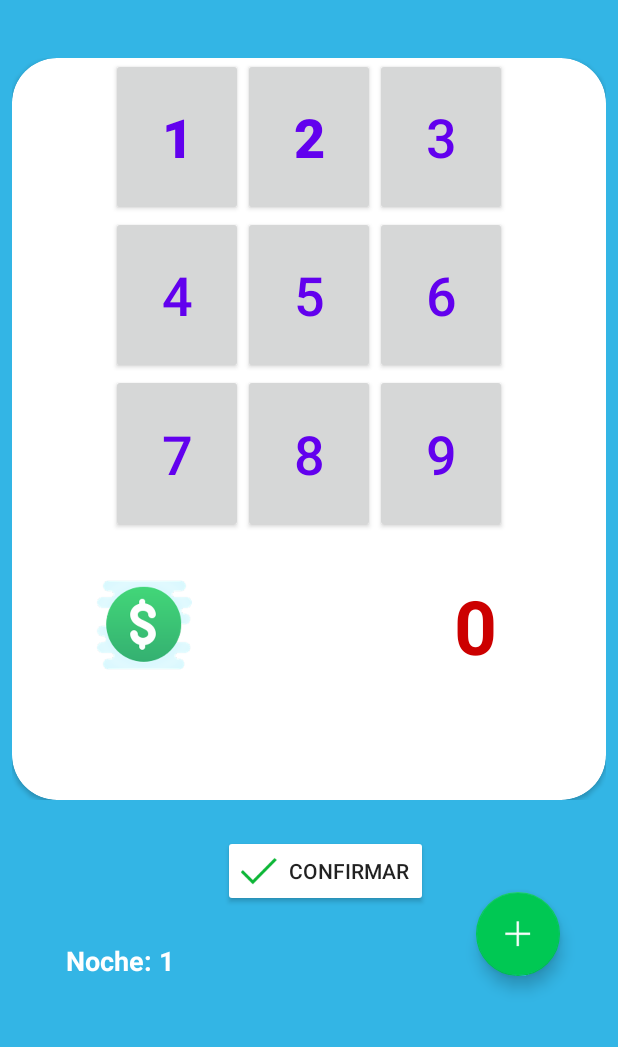
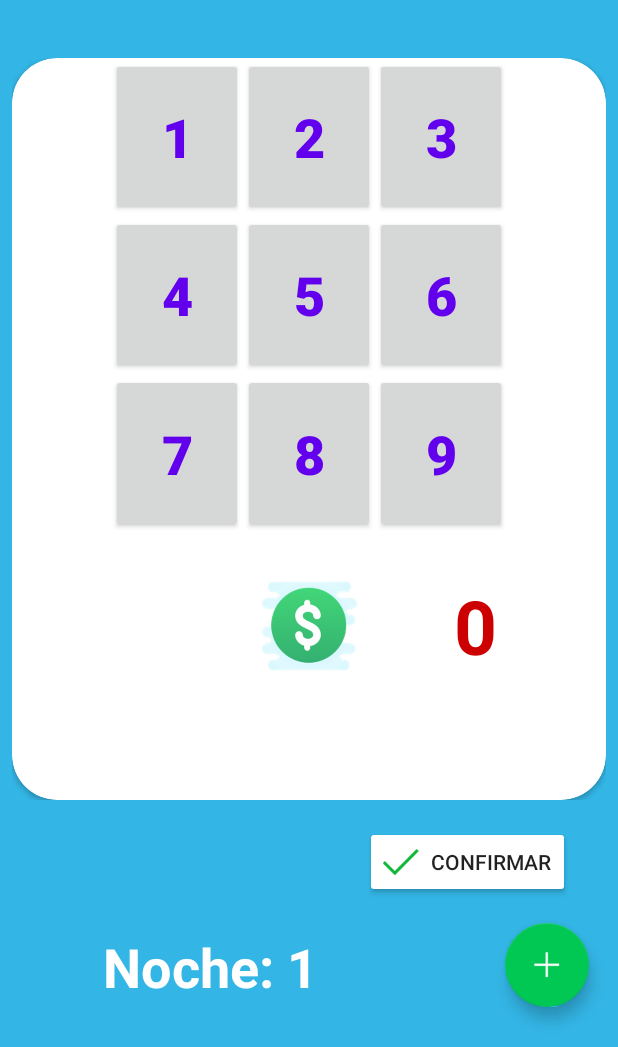
Before and after one commit to emproducciones2257/entradasPapi, an Android app: the MainActivity screen opened directly, with no data from a screen before it, on a phone screen of 412 x 824 dp, the part 189-1236 px from its top. Run offline under Robolectric (Android 15) with nearby library versions, the phone set to English and light mode, and no system bars; our stand-ins replace Room's generated code.

Commit message:
Listo, falta la impresion

```diff
--- a/app/src/main/java/com/emproducciones/entradaspapi/UI/MainActivity.java
+++ b/app/src/main/java/com/emproducciones/entradaspapi/UI/MainActivity.java
@@ -112,4 +112,15 @@ public class MainActivity extends AppCompatActivity {
         intent.putExtra(android.content.Intent.EXTRA_TEXT,textToPrint);
         startActivity(intent);
     }
+
+    @Override
+    protected void onStart() {
+        super.onStart();
+        gestionNocheFecha mod = new gestionNocheFecha();
+        gestionNocheFecha fe = mod.verificarFecha(fechaActual(),getApplication());
+
+        if(fe.getNumeroNoche()!= MainActivity.fechaBD.getNumeroNoche()){
+            txtNroNoche.setText("Noche: "+ fe.getNumeroNoche());
+        }
+    }
 }
--- a/app/src/main/java/com/emproducciones/entradaspapi/entradasNocheVigenteReal.java
+++ b/app/src/main/java/com/emproducciones/entradaspapi/entradasNocheVigenteReal.java
@@ -37,10 +37,12 @@ public class entradasNocheVigenteReal extends AppCompatActivity {
     public void cerrarNoche(View view){
         //metodo que finaliza la venta de entradas de la noche y carga al registro de entradas totales
 
-        // pongo la fecha en false
+        // pongo la fecha en false y cargo fecha nueva
         gestionNocheFecha fechaParaCerrar = MainActivity.fechaBD;
         fechaParaCerrar.setEstado(0);
         respositorio.cerrarNoche(fechaParaCerrar);
+        gestionNocheFecha a = respositorio.obtenerUltimaFecha();
+        respositorio.registrarNoche(new gestionNocheFecha(MainActivity.fechaActual().toString(),a.getNumeroNoche()+1,1));
 
         // registro el total de entradas en el historial
 
@@ -56,7 +58,7 @@ public class entradasNocheVigenteReal extends AppCompatActivity {
 
         txtCantidadEntradasNocheVigente.setText("Entradas: " + 0);
         txtRecaudacionNoche.setText("Recaudacion: $" + 0);
-
+        txtNocheActual.setText("Noche: " + (a.getNumeroNoche()+1) );
 
     }
 }
--- a/app/src/main/res/layout/activity_main.xml
+++ b/app/src/main/res/layout/activity_main.xml
@@ -20,7 +20,7 @@
         android:layout_width="wrap_content"
         android:layout_height="wrap_content"
         android:orientation="horizontal"
-        app:layout_constraintGuide_percent="0.2" />
+        app:layout_constraintGuide_percent="0.1995842" />
 
     <androidx.constraintlayout.widget.Guideline
         android:id="@+id/guidelineLeft"
@@ -209,6 +209,7 @@
                         android:textColor="@color/design_default_color_primary"
                         android:textSize="36sp"
                         android:textStyle="bold"
+                        app:layout_columnWeight="0"
                         app:layout_rowWeight="1" />
 
                     <Button
@@ -227,6 +228,7 @@
                         android:textColor="@color/design_default_color_primary"
                         android:textSize="36sp"
                         android:textStyle="bold"
+                        app:layout_columnWeight="0"
                         app:layout_rowWeight="1" />
 
                     <Button
@@ -244,6 +246,8 @@
                         android:text="3"
                         android:textColor="@color/design_default_color_primary"
                         android:textSize="36sp"
+                        android:textStyle="bold"
+                        app:layout_columnWeight="0"
                         app:layout_rowWeight="1" />
 
                     <Button
@@ -261,6 +265,7 @@
                         android:text="4"
                         android:textColor="@color/design_default_color_primary"
                         android:textSize="36sp"
+                        android:textStyle="bold"
                         app:layout_rowWeight="1" />
 
                     <Button
@@ -278,6 +283,7 @@
                         android:text="5"
                         android:textColor="@color/design_default_color_primary"
                         android:textSize="36sp"
+                        android:textStyle="bold"
                         app:layout_columnWeight="0"
                         app:layout_rowWeight="1" />
 
@@ -296,6 +302,7 @@
                         android:text="6"
                         android:textColor="@color/design_default_color_primary"
                         android:textSize="36sp"
+                        android:textStyle="bold"
                         app:layout_columnWeight="0"
                         app:layout_rowWeight="1" />
 
@@ -314,6 +321,7 @@
                         android:text="7"
                         android:textColor="@color/design_default_color_primary"
                         android:textSize="36sp"
+                        android:textStyle="bold"
                         app:layout_rowWeight="1" />
 
                     <Button
@@ -331,6 +339,7 @@
                         android:text="8"
                         android:textColor="@color/design_default_color_primary"
                         android:textSize="36sp"
+                        android:textStyle="bold"
                         app:layout_rowWeight="1" />
 
                     <Button
@@ -348,6 +357,7 @@
                         android:text="9"
                         android:textColor="@color/design_default_color_primary"
                         android:textSize="36sp"
+                        android:textStyle="bold"
                         app:layout_rowWeight="1" />
                 </androidx.gridlayout.widget.GridLayout>
 
@@ -356,10 +366,10 @@
                     android:layout_width="wrap_content"
                     android:layout_height="wrap_content"
                     app:layout_constraintBottom_toTopOf="@+id/guidelineTopCardCentro"
-                    app:layout_constraintEnd_toStartOf="@+id/guideline13"
-                    app:layout_constraintHorizontal_bias="0.512"
-                    app:layout_constraintStart_toStartOf="@+id/guideline9"
+                    app:layout_constraintEnd_toStartOf="@+id/guideline12"
+                    app:layout_constraintStart_toStartOf="@+id/guideline13"
                     app:layout_constraintTop_toTopOf="@+id/guideline10"
+                    app:layout_constraintVertical_bias="0.521"
                     app:srcCompat="@drawable/peso" />
 
                 <TextView
@@ -387,15 +397,15 @@
         android:layout_alignParentStart="true"
         android:layout_alignParentBottom="true"
         android:clickable="true"
+        android:foregroundGravity="center"
         android:onClick="flotante"
         android:src="@drawable/cruzblanca"
-        app:layout_constraintBottom_toBottomOf="parent"
-        app:layout_constraintEnd_toEndOf="parent"
-        app:layout_constraintHorizontal_bias="0.891"
-        app:layout_constraintStart_toStartOf="parent"
-        app:layout_constraintTop_toTopOf="parent"
-        app:layout_constraintVertical_bias="0.938" />
-
+        app:layout_constraintBottom_toTopOf="@+id/guidelineBottom"
+        app:layout_constraintEnd_toStartOf="@+id/guidelineRight"
+        app:layout_constraintHorizontal_bias="0.896"
+        app:layout_constraintStart_toStartOf="@+id/guideline29"
+        app:layout_constraintTop_toTopOf="@+id/guideline14"
+        app:layout_constraintVertical_bias="0.433" />
 
     <Button
         android:id="@+id/btnConfirmar"
@@ -409,26 +419,27 @@
         android:onClick="confirmar"
         android:text="CONFIRMAR"
         app:layout_constraintBottom_toTopOf="@+id/guideline14"
-        app:layout_constraintEnd_toEndOf="parent"
-        app:layout_constraintHorizontal_bias="0.541"
-        app:layout_constraintStart_toStartOf="parent"
+        app:layout_constraintEnd_toStartOf="@+id/guidelineRight"
+        app:layout_constraintHorizontal_bias="0.053"
+        app:layout_constraintStart_toStartOf="@+id/guideline29"
         app:layout_constraintTop_toTopOf="@+id/guidelineBottom2"
-        app:layout_constraintVertical_bias="0.888" />
+        app:layout_constraintVertical_bias="0.666" />
 
     <TextView
         android:id="@+id/txtNroNoche"
-        android:layout_width="wrap_content"
-        android:layout_height="wrap_content"
+        android:layout_width="0dp"
+        android:layout_height="0dp"
+        android:gravity="center"
         android:text="TextView"
         android:textColor="@color/primaryTextColor"
-        android:textSize="18sp"
+        android:textSize="36sp"
         android:textStyle="bold"
         app:layout_constraintBottom_toTopOf="@+id/guidelineBottom"
-        app:layout_constraintEnd_toStartOf="@+id/flotante"
-        app:layout_constraintHorizontal_bias="0.178"
-        app:layout_constraintStart_toStartOf="parent"
-        app:layout_constraintTop_toBottomOf="@+id/btnConfirmar"
-        app:layout_constraintVertical_bias="0.454" />
+        app:layout_constraintEnd_toStartOf="@+id/guideline29"
+        app:layout_constraintHorizontal_bias="0.48"
+        app:layout_constraintStart_toStartOf="@+id/guideline28"
+        app:layout_constraintTop_toTopOf="@+id/guideline14"
+        app:layout_constraintVertical_bias="0.447" />
 
     <androidx.constraintlayout.widget.Guideline
         android:id="@+id/guideline14"
@@ -437,4 +448,18 @@
         android:orientation="horizontal"
         app:layout_constraintGuide_percent="0.89" />
 
+    <androidx.constraintlayout.widget.Guideline
+        android:id="@+id/guideline28"
+        android:layout_width="wrap_content"
+        android:layout_height="wrap_content"
+        android:orientation="vertical"
+        app:layout_constraintGuide_begin="39dp" />
+
+    <androidx.constraintlayout.widget.Guideline
+        android:id="@+id/guideline29"
+        android:layout_width="wrap_content"
+        android:layout_height="wrap_content"
+        android:orientation="vertical"
+        app:layout_constraintGuide_begin="242dp" />
+
 </androidx.constraintlayout.widget.ConstraintLayout>
```
